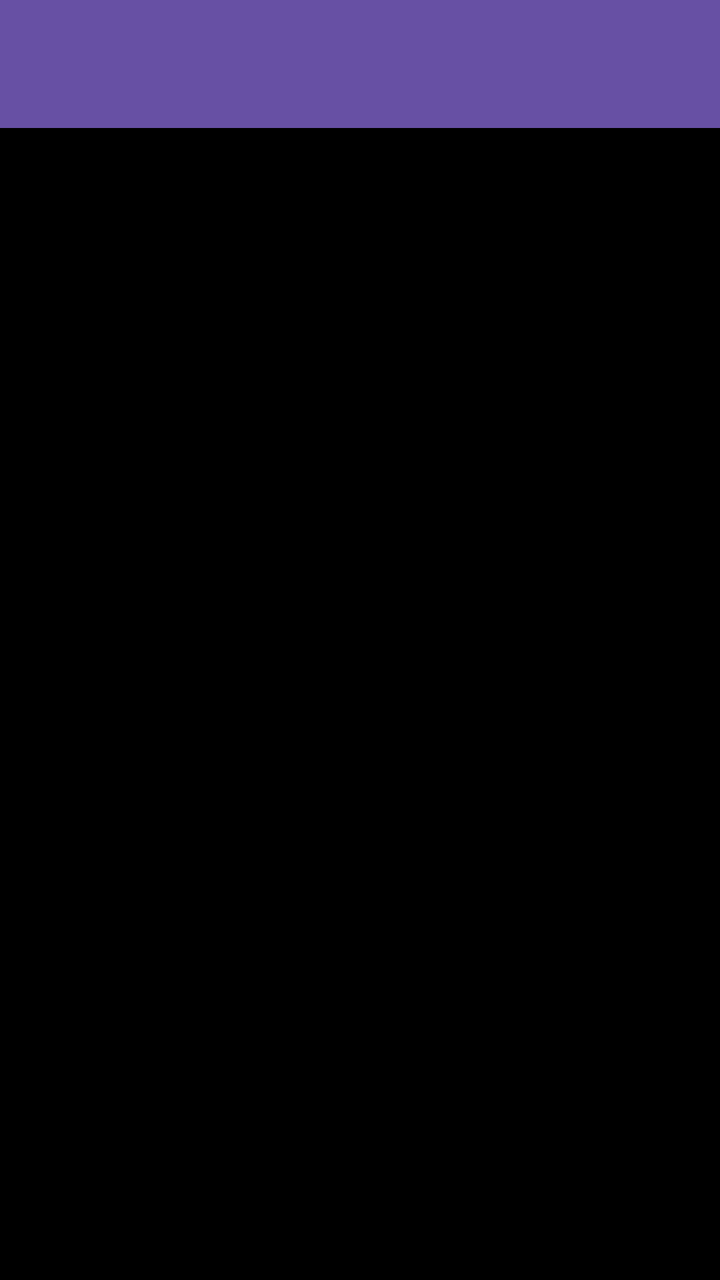
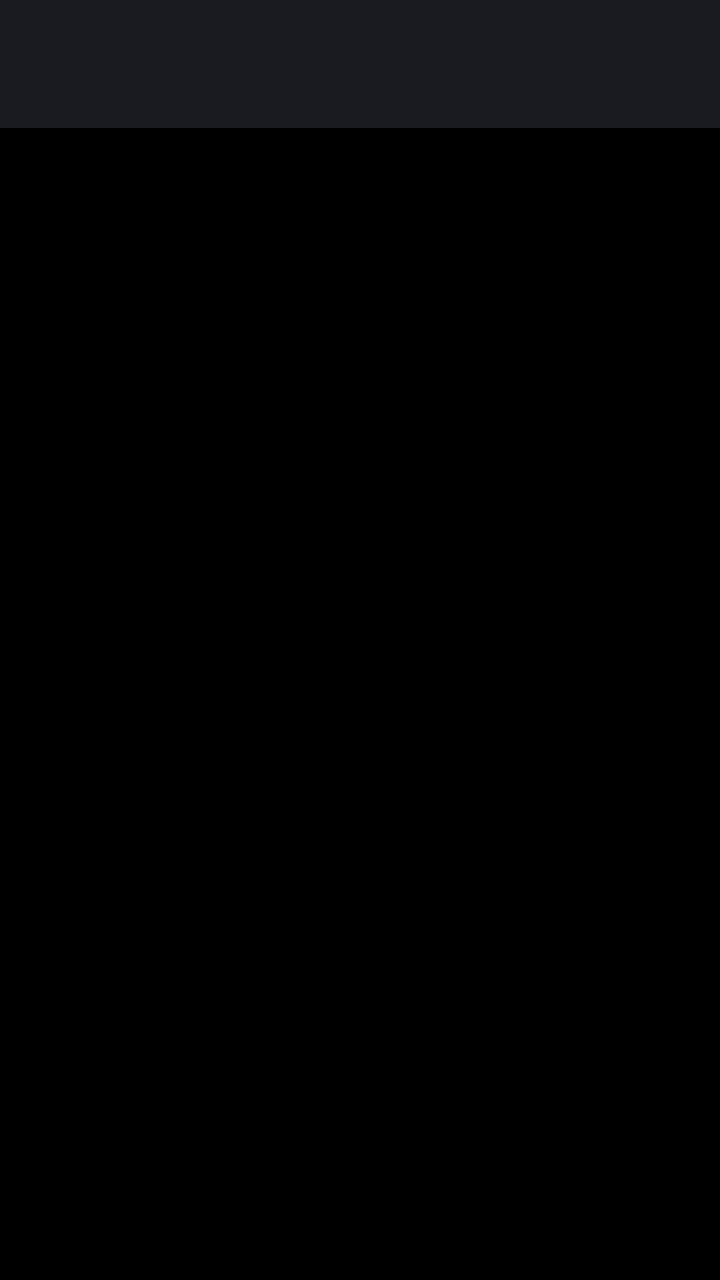

Before-and-after screenshots of an Android layout around one commit, followed by the original layout XML and the change that was made.
<!-- AndroidManifest.xml: application theme Theme.MyApp -->
<!-- res/layout/activity_image_viewer.xml -->
<?xml version="1.0" encoding="utf-8"?>
<LinearLayout xmlns:android="http://schemas.android.com/apk/res/android"
    android:layout_width="match_parent"
    android:layout_height="match_parent"
    android:orientation="vertical"
    android:background="#000000">

    <androidx.appcompat.widget.Toolbar
        android:id="@+id/toolbarImageViewer"
        android:layout_width="match_parent"
        android:layout_height="?attr/actionBarSize"
        android:background="?attr/colorPrimary" />

    <ImageView
        android:id="@+id/imageViewerFull"
        android:layout_width="match_parent"
        android:layout_height="0dp"
        android:layout_weight="1"
        android:scaleType="fitCenter"
        android:contentDescription="@string/image_viewer_description" />

</LinearLayout>
<!-- resources referenced by this layout -->
<resources>
  <string name="image_viewer_description">Immagine a schermo intero</string>
  <style name="Theme.MyApp" parent="Base.Theme.MyApp" />
  <style name="Base.Theme.MyApp" parent="Theme.Material3.DayNight.NoActionBar">
          
          
      </style>
</resources>

<!-- the commit's change to res/layout/activity_image_viewer.xml (unified diff, before → after) -->
@@ -1,5 +1,6 @@
 <?xml version="1.0" encoding="utf-8"?>
 <LinearLayout xmlns:android="http://schemas.android.com/apk/res/android"
+    xmlns:app="http://schemas.android.com/apk/res-auto"
     android:layout_width="match_parent"
     android:layout_height="match_parent"
     android:orientation="vertical"
@@ -9,7 +10,8 @@
         android:id="@+id/toolbarImageViewer"
         android:layout_width="match_parent"
         android:layout_height="?attr/actionBarSize"
-        android:background="?attr/colorPrimary" />
+        android:background="@color/background_surface"
+        app:titleTextColor="@color/text_primary" />
 
     <ImageView
         android:id="@+id/imageViewerFull"
<!-- resource entries referenced after the edit -->
@@ -1,5 +1,7 @@
 <!-- resources referenced by this layout -->
 <resources>
+  <color name="background_surface">#191B20</color>
+  <color name="text_primary">#F5F5F5</color>
   <string name="image_viewer_description">Immagine a schermo intero</string>
   <style name="Theme.MyApp" parent="Base.Theme.MyApp" />
   <style name="Base.Theme.MyApp" parent="Theme.Material3.DayNight.NoActionBar">
